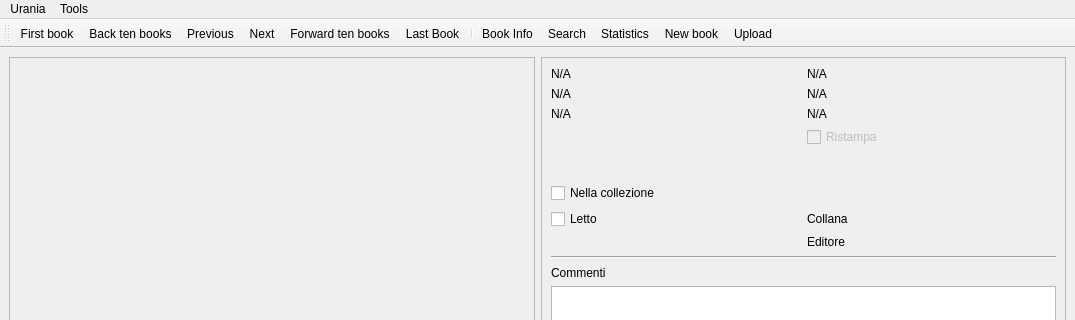
giovortu/Urania, file ui/MainWindow.ui: the form before one commit; both pictures show x 0 to 1075 and y 0 to 320 of the 1075 by 789 pixel window.
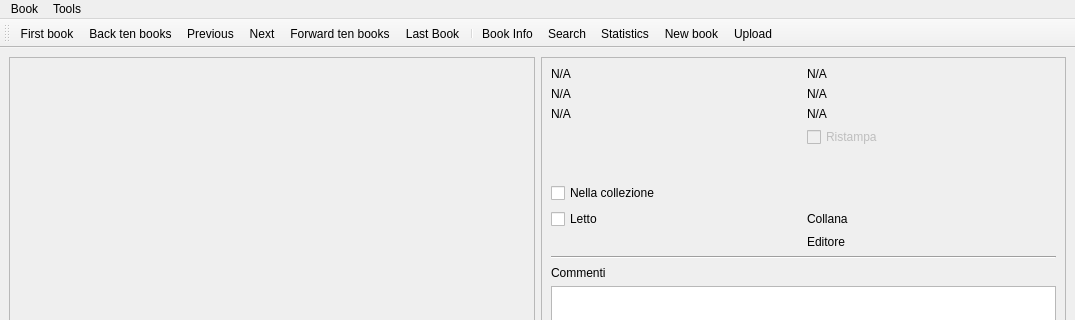
The form after the commit. Icons and pictures are not drawn. Custom widgets are drawn as their Qt base class.

Diff of the .ui file:
```diff
--- a/ui/MainWindow.ui
+++ b/ui/MainWindow.ui
@@ -352,7 +352,7 @@
    </property>
    <widget class="QMenu" name="menuUrania">
     <property name="title">
-     <string>Urania</string>
+     <string>Book</string>
     </property>
     <addaction name="actionPrevious"/>
     <addaction name="actionNext"/>
```
Left out of the diff: 21 changed lines with no effect on the pictures.
